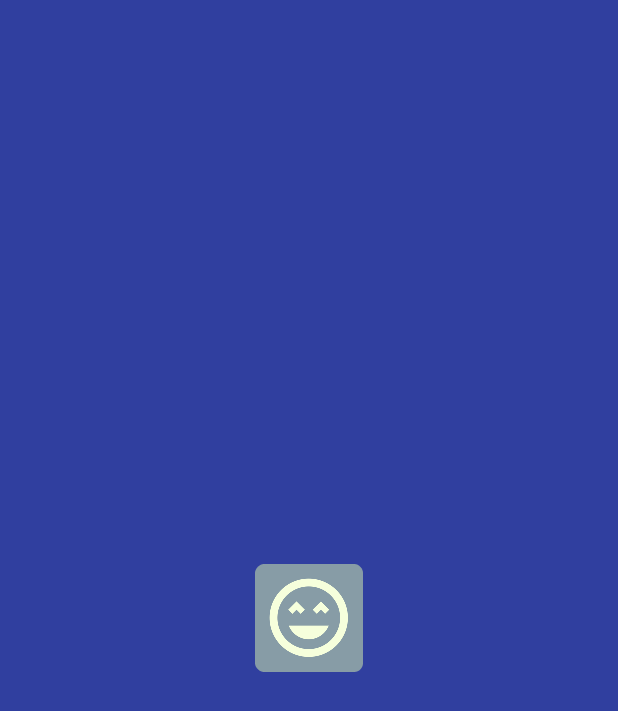
After one commit to andrei-rusu/VoicR-Chatbot, an Android app: the SplashActivity screen opened directly, with no data from a screen before it, on a phone screen of 412 x 824 dp. The commit adds this screen. Shown: the top 711 px of the screen. Run offline under Robolectric (Android 15) with nearby library versions, the phone set to English and light mode, and no system bars; our stand-ins replace Firebase (no records; nobody signed in at launch, a user with empty details on screens opened directly); libraries missing offline, so code that uses them is left out: ai.api, ai.api.android, ai.api.model, com.google.api.gax, com.google.auth.oauth2 and 1 more; 1 statement that could not run was skipped.

Commit message:
Add Splash screen activity when loading. Add icon to the ActionBar. Remove threading when loading due to performance decrease. Clean styles and manifesto. Change Google Cloud TTS voice to en-AU-Standard-C. Refactor code in MainActivity.

```diff
--- /dev/null
+++ b/app/src/main/java/com/example/uia93237/chatbot/SplashActivity.java
@@ -0,0 +1,20 @@
+package com.example.uia93237.chatbot;
+
+import android.content.Intent;
+import android.os.Bundle;
+import android.support.v7.app.AppCompatActivity;
+
+public class SplashActivity extends AppCompatActivity {
+
+    @Override
+    protected void onCreate(Bundle savedInstanceState) {
+
+        super.onCreate(savedInstanceState);
+
+        Intent intent = new Intent(this, MainActivity.class);
+        startActivity(intent);
+
+        finish();
+
+    }
+}
--- /dev/null
+++ b/app/src/main/res/drawable/background_splash.xml
@@ -0,0 +1,9 @@
+<?xml version="1.0" encoding="utf-8"?>
+<layer-list xmlns:android="http://schemas.android.com/apk/res/android">
+
+
+    <item android:drawable="@color/colorPrimaryDark"/>
+
+    <item android:drawable="@mipmap/ic_launcher" android:gravity="center" />
+
+</layer-list>
--- a/app/src/main/res/layout/activity_main.xml
+++ b/app/src/main/res/layout/activity_main.xml
@@ -2,7 +2,6 @@
 
 <RelativeLayout
     xmlns:android="http://schemas.android.com/apk/res/android"
-    xmlns:app="http://schemas.android.com/apk/res-auto"
     xmlns:tools="http://schemas.android.com/tools"
     android:layout_width="match_parent"
     android:layout_height="match_parent"
@@ -20,6 +19,7 @@
 
 
     <RelativeLayout
+        android:id="@+id/mainView"
         android:layout_width="match_parent"
         android:layout_height="wrap_content"
         android:layout_alignParentBottom="true">
@@ -38,6 +38,7 @@
             >
             <EditText
                 android:id="@+id/editText"
+                android:inputType="text"
                 android:layout_width="match_parent"
                 android:layout_height="wrap_content"
                 android:minHeight="50dp"
@@ -64,6 +65,7 @@
                 android:layout_width="25dp"
                 android:layout_height="25dp"
                 android:layout_centerInParent="true"
+                android:contentDescription="SendMessageButton"
                 android:src="@drawable/ic_mic_white_24dp"
                 android:tint="#fff"/>
         </RelativeLayout>
--- a/app/src/main/res/values/styles.xml
+++ b/app/src/main/res/values/styles.xml
@@ -2,7 +2,6 @@
 
     <!-- Base application theme. -->
     <style name="AppTheme" parent="Theme.AppCompat.Light.DarkActionBar">
-        <!-- Customize your theme here. -->
         <item name="colorPrimary">@color/colorPrimary</item>
         <item name="colorPrimaryDark">@color/colorPrimaryDark</item>
         <item name="colorAccent">@color/colorAccent</item>
@@ -17,4 +16,9 @@
 
     <style name="AppTheme.PopupOverlay" parent="ThemeOverlay.AppCompat.Light" />
 
+
+    <style name="SplashTheme" parent="Theme.AppCompat.NoActionBar">
+        <item name="android:windowBackground">@drawable/background_splash</item>
+    </style>
+
 </resources>
```
Also changed, not shown: app/build.gradle (+11 -0 lines), app/src/main/AndroidManifest.xml (+6 -3 lines), app/src/main/java/com/example/uia93237/chatbot/MainActivity.java (+29 -25 lines), 1 other file.
